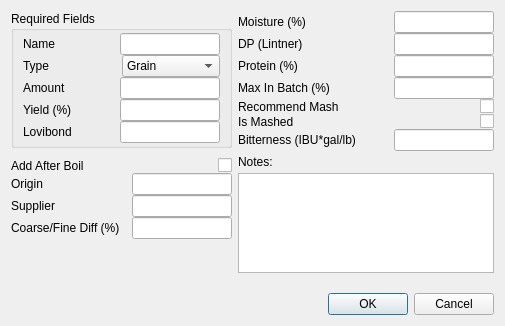
Before: the Qt Designer form ui/fermentableEditor.ui in Brewtarget/brewtarget, drawn with Qt 5.
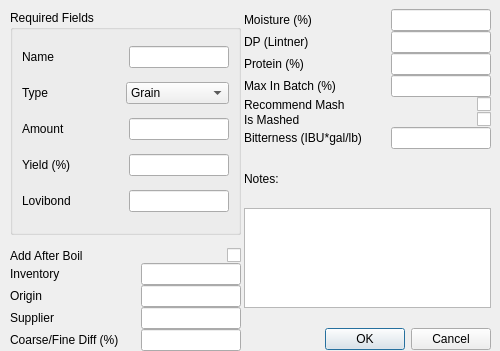
After: the same form once the commit is applied.

Commit message: Added inventory feature

Diff of the .ui file:
```diff
--- a/ui/fermentableEditor.ui
+++ b/ui/fermentableEditor.ui
@@ -6,15 +6,284 @@
    <rect>
     <x>0</x>
     <y>0</y>
-    <width>505</width>
-    <height>326</height>
+    <width>500</width>
+    <height>351</height>
    </rect>
   </property>
   <property name="windowTitle">
    <string>Fermentable Editor</string>
   </property>
-  <layout class="QHBoxLayout" name="horizontalLayout_16">
+  <widget class="QWidget" name="">
+   <property name="geometry">
+    <rect>
+     <x>244</x>
+     <y>9</y>
+     <width>247</width>
+     <height>341</height>
+    </rect>
+   </property>
+   <layout class="QVBoxLayout" name="verticalLayout_3">
+    <property name="spacing">
+     <number>0</number>
+    </property>
    <item>
+     <layout class="QHBoxLayout" name="horizontalLayout_10">
+      <item>
+       <widget class="QLabel" name="label_10">
+        <property name="text">
+         <string>Moisture (%)</string>
+        </property>
+       </widget>
+      </item>
+      <item>
+       <widget class="QLineEdit" name="lineEdit_moisture">
+        <property name="sizePolicy">
+         <sizepolicy hsizetype="Maximum" vsizetype="Fixed">
+          <horstretch>0</horstretch>
+          <verstretch>0</verstretch>
+         </sizepolicy>
+        </property>
+        <property name="maximumSize">
+         <size>
+          <width>100</width>
+          <height>16777215</height>
+         </size>
+        </property>
+        <property name="toolTip">
+         <string>Moisture percentage by mass</string>
+        </property>
+       </widget>
+      </item>
+     </layout>
+    </item>
+    <item>
+     <layout class="QHBoxLayout" name="horizontalLayout_11">
+      <item>
+       <widget class="QLabel" name="label_11">
+        <property name="text">
+         <string>DP (Lintner)</string>
+        </property>
+       </widget>
+      </item>
+      <item>
+       <widget class="QLineEdit" name="lineEdit_diastaticPower">
+        <property name="sizePolicy">
+         <sizepolicy hsizetype="Maximum" vsizetype="Fixed">
+          <horstretch>0</horstretch>
+          <verstretch>0</verstretch>
+         </sizepolicy>
+        </property>
+        <property name="maximumSize">
+         <size>
+          <width>100</width>
+          <height>16777215</height>
+         </size>
+        </property>
+        <property name="toolTip">
+         <string>Diastatic power in Lintner</string>
+        </property>
+       </widget>
+      </item>
+     </layout>
+    </item>
+    <item>
+     <layout class="QHBoxLayout" name="horizontalLayout_12">
+      <item>
+       <widget class="QLabel" name="label_12">
+        <property name="text">
+         <string>Protein (%)</string>
+        </property>
+       </widget>
+      </item>
+      <item>
+       <widget class="QLineEdit" name="lineEdit_protein">
+        <property name="sizePolicy">
+         <sizepolicy hsizetype="Maximum" vsizetype="Fixed">
+          <horstretch>0</horstretch>
+          <verstretch>0</verstretch>
+         </sizepolicy>
+        </property>
+        <property name="maximumSize">
+         <size>
+          <width>100</width>
+          <height>16777215</height>
+         </size>
+        </property>
+        <property name="toolTip">
+         <string>Protein percentage by mass</string>
+        </property>
+       </widget>
+      </item>
+     </layout>
+    </item>
+    <item>
+     <layout class="QHBoxLayout" name="horizontalLayout_13">
+      <item>
+       <widget class="QLabel" name="label_13">
+        <property name="text">
+         <string>Max In Batch (%)</string>
+        </property>
+       </widget>
+      </item>
+      <item>
+       <widget class="QLineEdit" name="lineEdit_maxInBatch">
+        <property name="sizePolicy">
+         <sizepolicy hsizetype="Maximum" vsizetype="Fixed">
+          <horstretch>0</horstretch>
+          <verstretch>0</verstretch>
+         </sizepolicy>
+        </property>
+        <property name="maximumSize">
+         <size>
+          <width>100</width>
+          <height>16777215</height>
+         </size>
+        </property>
+        <property name="toolTip">
+         <string>Maximum recommended percentage of total grist</string>
+        </property>
+       </widget>
+      </item>
+     </layout>
+    </item>
+    <item>
+     <layout class="QHBoxLayout" name="horizontalLayout_14">
+      <item>
+       <widget class="QLabel" name="label_14">
+        <property name="sizePolicy">
+         <sizepolicy hsizetype="Expanding" vsizetype="Preferred">
+          <horstretch>0</horstretch>
+          <verstretch>0</verstretch>
+         </sizepolicy>
+        </property>
+        <property name="text">
+         <string>Recommend Mash</string>
+        </property>
+       </widget>
+      </item>
+      <item>
+       <widget class="QCheckBox" name="checkBox_recommendMash">
+        <property name="toolTip">
+         <string>Recommend this be mashed</string>
+        </property>
+        <property name="text">
+         <string/>
+        </property>
+       </widget>
+      </item>
+     </layout>
+    </item>
+    <item>
+     <layout class="QHBoxLayout" name="horizontalLayout_17">
+      <item>
+       <widget class="QLabel" name="label_17">
+        <property name="sizePolicy">
+         <sizepolicy hsizetype="Expanding" vsizetype="Preferred">
+          <horstretch>0</horstretch>
+          <verstretch>0</verstretch>
+         </sizepolicy>
+        </property>
+        <property name="text">
+         <string>Is Mashed</string>
+        </property>
+       </widget>
+      </item>
+      <item>
+       <widget class="QCheckBox" name="checkBox_isMashed">
+        <property name="toolTip">
+         <string>Checked if it is present in mash</string>
+        </property>
+        <property name="text">
+         <string/>
+        </property>
+       </widget>
+      </item>
+     </layout>
+    </item>
+    <item>
+     <layout class="QHBoxLayout" name="horizontalLayout_15">
+      <item>
+       <widget class="QLabel" name="label_15">
+        <property name="text">
+         <string>Bitterness (IBU*gal/lb)</string>
+        </property>
+       </widget>
+      </item>
+      <item>
+       <widget class="QLineEdit" name="lineEdit_ibuGalPerLb">
+        <property name="sizePolicy">
+         <sizepolicy hsizetype="Maximum" vsizetype="Fixed">
+          <horstretch>0</horstretch>
+          <verstretch>0</verstretch>
+         </sizepolicy>
+        </property>
+        <property name="maximumSize">
+         <size>
+          <width>100</width>
+          <height>16777215</height>
+         </size>
+        </property>
+        <property name="toolTip">
+         <string>Bitterness of pre-hopped extracts</string>
+        </property>
+       </widget>
+      </item>
+     </layout>
+    </item>
+    <item>
+     <widget class="QLabel" name="label_16">
+      <property name="text">
+       <string>Notes:</string>
+      </property>
+     </widget>
+    </item>
+    <item>
+     <widget class="QTextEdit" name="textEdit_notes">
+      <property name="maximumSize">
+       <size>
+        <width>1000</width>
+        <height>100</height>
+       </size>
+      </property>
+     </widget>
+    </item>
+    <item>
+     <spacer name="verticalSpacer_2">
+      <property name="orientation">
+       <enum>Qt::Vertical</enum>
+      </property>
+      <property name="sizeType">
+       <enum>QSizePolicy::Preferred</enum>
+      </property>
+      <property name="sizeHint" stdset="0">
+       <size>
+        <width>20</width>
+        <height>20</height>
+       </size>
+      </property>
+     </spacer>
+    </item>
+    <item>
+     <widget class="QDialogButtonBox" name="buttonBox">
+      <property name="orientation">
+       <enum>Qt::Horizontal</enum>
+      </property>
+      <property name="standardButtons">
+       <set>QDialogButtonBox::Cancel|QDialogButtonBox::Ok</set>
+      </property>
+     </widget>
+    </item>
+   </layout>
+  </widget>
+  <widget class="QWidget" name="">
+   <property name="geometry">
+    <rect>
+     <x>10</x>
+     <y>10</y>
+     <width>231</width>
+     <height>341</height>
+    </rect>
+   </property>
     <layout class="QVBoxLayout" name="verticalLayout_2">
      <property name="spacing">
       <number>0</number>
@@ -211,7 +480,7 @@
        <property name="sizeHint" stdset="0">
         <size>
          <width>20</width>
-         <height>10</height>
+        <height>13</height>
         </size>
        </property>
       </spacer>
@@ -249,6 +518,36 @@
        </item>
       </layout>
      </item>
+    <item>
+     <layout class="QHBoxLayout" name="horizontalLayout_16">
+      <item>
+       <widget class="QLabel" name="label_inventory">
+        <property name="text">
+         <string>Inventory</string>
+        </property>
+       </widget>
+      </item>
+      <item>
+       <widget class="QLineEdit" name="lineEdit_inventory">
+        <property name="sizePolicy">
+         <sizepolicy hsizetype="Maximum" vsizetype="Fixed">
+          <horstretch>0</horstretch>
+          <verstretch>0</verstretch>
+         </sizepolicy>
+        </property>
+        <property name="maximumSize">
+         <size>
+          <width>100</width>
+          <height>16777215</height>
+         </size>
+        </property>
+        <property name="toolTip">
+         <string>Amount in inventory</string>
+        </property>
+       </widget>
+      </item>
+     </layout>
+    </item>
      <item>
       <layout class="QHBoxLayout" name="horizontalLayout_7">
        <item>
@@ -339,279 +638,8 @@
        </item>
       </layout>
      </item>
-     <item>
-      <spacer name="verticalSpacer">
-       <property name="orientation">
-        <enum>Qt::Vertical</enum>
-       </property>
-       <property name="sizeType">
-        <enum>QSizePolicy::MinimumExpanding</enum>
-       </property>
-       <property name="sizeHint" stdset="0">
-        <size>
-         <width>20</width>
-         <height>20</height>
-        </size>
-       </property>
-      </spacer>
-     </item>
-    </layout>
-   </item>
-   <item>
-    <layout class="QVBoxLayout" name="verticalLayout_3">
-     <property name="spacing">
-      <number>0</number>
-     </property>
-     <item>
-      <layout class="QHBoxLayout" name="horizontalLayout_10">
-       <item>
-        <widget class="QLabel" name="label_10">
-         <property name="text">
-          <string>Moisture (%)</string>
-         </property>
-        </widget>
-       </item>
-       <item>
-        <widget class="QLineEdit" name="lineEdit_moisture">
-         <property name="sizePolicy">
-          <sizepolicy hsizetype="Maximum" vsizetype="Fixed">
-           <horstretch>0</horstretch>
-           <verstretch>0</verstretch>
-          </sizepolicy>
-         </property>
-         <property name="maximumSize">
-          <size>
-           <width>100</width>
-           <height>16777215</height>
-          </size>
-         </property>
-         <property name="toolTip">
-          <string>Moisture percentage by mass</string>
-         </property>
-        </widget>
-       </item>
-      </layout>
-     </item>
-     <item>
-      <layout class="QHBoxLayout" name="horizontalLayout_11">
-       <item>
-        <widget class="QLabel" name="label_11">
-         <property name="text">
-          <string>DP (Lintner)</string>
-         </property>
-        </widget>
-       </item>
-       <item>
-        <widget class="QLineEdit" name="lineEdit_diastaticPower">
-         <property name="sizePolicy">
-          <sizepolicy hsizetype="Maximum" vsizetype="Fixed">
-           <horstretch>0</horstretch>
-           <verstretch>0</verstretch>
-          </sizepolicy>
-         </property>
-         <property name="maximumSize">
-          <size>
-           <width>100</width>
-           <height>16777215</height>
-          </size>
-         </property>
-         <property name="toolTip">
-          <string>Diastatic power in Lintner</string>
-         </property>
-        </widget>
-       </item>
-      </layout>
-     </item>
-     <item>
-      <layout class="QHBoxLayout" name="horizontalLayout_12">
-       <item>
-        <widget class="QLabel" name="label_12">
-         <property name="text">
-          <string>Protein (%)</string>
-         </property>
-        </widget>
-       </item>
-       <item>
-        <widget class="QLineEdit" name="lineEdit_protein">
-         <property name="sizePolicy">
-          <sizepolicy hsizetype="Maximum" vsizetype="Fixed">
-           <horstretch>0</horstretch>
-           <verstretch>0</verstretch>
-          </sizepolicy>
-         </property>
-         <property name="maximumSize">
-          <size>
-           <width>100</width>
-           <height>16777215</height>
-          </size>
-         </property>
-         <property name="toolTip">
-          <string>Protein percentage by mass</string>
-         </property>
-        </widget>
-       </item>
-      </layout>
-     </item>
-     <item>
-      <layout class="QHBoxLayout" name="horizontalLayout_13">
-       <item>
-        <widget class="QLabel" name="label_13">
-         <property name="text">
-          <string>Max In Batch (%)</string>
-         </property>
-        </widget>
-       </item>
-       <item>
-        <widget class="QLineEdit" name="lineEdit_maxInBatch">
-         <property name="sizePolicy">
-          <sizepolicy hsizetype="Maximum" vsizetype="Fixed">
-           <horstretch>0</horstretch>
-           <verstretch>0</verstretch>
-          </sizepolicy>
-         </property>
-         <property name="maximumSize">
-          <size>
-           <width>100</width>
-           <height>16777215</height>
-          </size>
-         </property>
-         <property name="toolTip">
-          <string>Maximum recommended percentage of total grist</string>
-         </property>
-        </widget>
-       </item>
-      </layout>
-     </item>
-     <item>
-      <layout class="QHBoxLayout" name="horizontalLayout_14">
-       <item>
-        <widget class="QLabel" name="label_14">
-         <property name="sizePolicy">
-          <sizepolicy hsizetype="Expanding" vsizetype="Preferred">
-           <horstretch>0</horstretch>
-           <verstretch>0</verstretch>
-          </sizepolicy>
-         </property>
-         <property name="text">
-          <string>Recommend Mash</string>
-         </property>
-        </widget>
-       </item>
-       <item>
-        <widget class="QCheckBox" name="checkBox_recommendMash">
-         <property name="toolTip">
-          <string>Recommend this be mashed</string>
-         </property>
-         <property name="text">
-          <string/>
-         </property>
-        </widget>
-       </item>
-      </layout>
-     </item>
-     <item>
-      <layout class="QHBoxLayout" name="horizontalLayout_17">
-       <item>
-        <widget class="QLabel" name="label_17">
-         <property name="sizePolicy">
-          <sizepolicy hsizetype="Expanding" vsizetype="Preferred">
-           <horstretch>0</horstretch>
-           <verstretch>0</verstretch>
-          </sizepolicy>
-         </property>
-         <property name="text">
-          <string>Is Mashed</string>
-         </property>
-        </widget>
-       </item>
-       <item>
-        <widget class="QCheckBox" name="checkBox_isMashed">
-         <property name="toolTip">
-          <string>Checked if it is present in mash</string>
-         </property>
-         <property name="text">
-          <string/>
-         </property>
-        </widget>
-       </item>
-      </layout>
-     </item>
-     <item>
-      <layout class="QHBoxLayout" name="horizontalLayout_15">
-       <item>
-        <widget class="QLabel" name="label_15">
-         <property name="text">
-          <string>Bitterness (IBU*gal/lb)</string>
-         </property>
-        </widget>
-       </item>
-       <item>
-        <widget class="QLineEdit" name="lineEdit_ibuGalPerLb">
-         <property name="sizePolicy">
-          <sizepolicy hsizetype="Maximum" vsizetype="Fixed">
-           <horstretch>0</horstretch>
-           <verstretch>0</verstretch>
-          </sizepolicy>
-         </property>
-         <property name="maximumSize">
-          <size>
-           <width>100</width>
-           <height>16777215</height>
-          </size>
-         </property>
-         <property name="toolTip">
-          <string>Bitterness of pre-hopped extracts</string>
-         </property>
-        </widget>
-       </item>
-      </layout>
-     </item>
-     <item>
-      <widget class="QLabel" name="label_16">
-       <property name="text">
-        <string>Notes:</string>
-       </property>
-      </widget>
-     </item>
-     <item>
-      <widget class="QTextEdit" name="textEdit_notes">
-       <property name="maximumSize">
-        <size>
-         <width>1000</width>
-         <height>100</height>
-        </size>
-       </property>
-      </widget>
-     </item>
-     <item>
-      <spacer name="verticalSpacer_2">
-       <property name="orientation">
-        <enum>Qt::Vertical</enum>
-       </property>
-       <property name="sizeType">
-        <enum>QSizePolicy::Preferred</enum>
-       </property>
-       <property name="sizeHint" stdset="0">
-        <size>
-         <width>20</width>
-         <height>20</height>
-        </size>
-       </property>
-      </spacer>
-     </item>
-     <item>
-      <widget class="QDialogButtonBox" name="buttonBox">
-       <property name="orientation">
-        <enum>Qt::Horizontal</enum>
-       </property>
-       <property name="standardButtons">
-        <set>QDialogButtonBox::Cancel|QDialogButtonBox::Ok</set>
-       </property>
-      </widget>
-     </item>
-    </layout>
-   </item>
-  </layout>
+   </layout>
+  </widget>
  </widget>
  <resources/>
  <connections>
```
Lines whose indentation alone changed are shown as unchanged. The commit also changes 38 other files.
